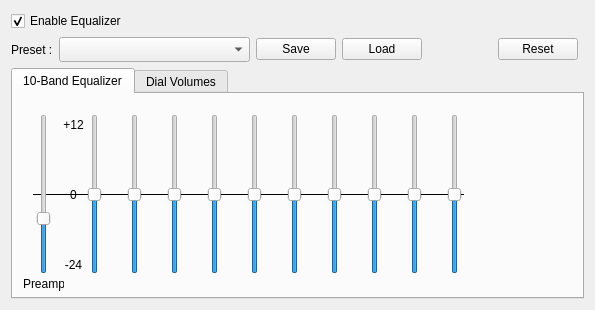
Above: equalizer.ui from dridri/tomahawk-plugin-equalizer before the change. Below: the same form after it.
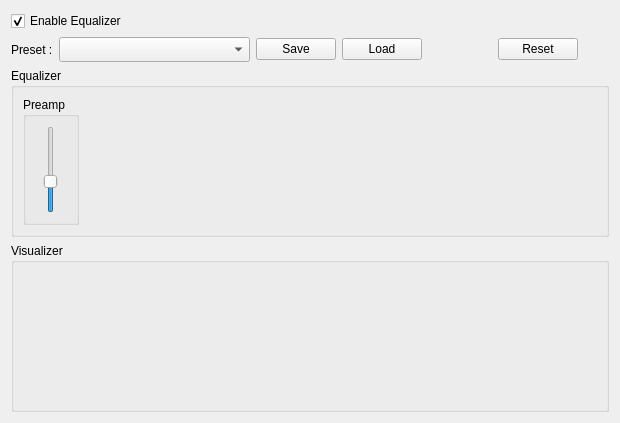
That is the form after the change. Custom widgets are drawn as their Qt base class.

```diff
--- a/equalizer.ui
+++ b/equalizer.ui
@@ -6,15 +6,15 @@
    <rect>
     <x>0</x>
     <y>0</y>
-    <width>486</width>
-    <height>293</height>
+    <width>607</width>
+    <height>404</height>
    </rect>
   </property>
   <property name="windowTitle">
    <string>Form</string>
   </property>
-  <layout class="QGridLayout" name="gridLayout">
-   <item row="1" column="1">
+  <layout class="QGridLayout" name="gridLayout_4">
+   <item row="1" column="1" colspan="2">
     <widget class="QComboBox" name="comboBox">
      <property name="minimumSize">
       <size>
@@ -24,6 +24,68 @@
      </property>
     </widget>
    </item>
+   <item row="2" column="0" colspan="8">
+    <widget class="QGroupBox" name="groupBox">
+     <property name="maximumSize">
+      <size>
+       <width>16777215</width>
+       <height>256</height>
+      </size>
+     </property>
+     <property name="title">
+      <string>Equalizer</string>
+     </property>
+     <layout class="QGridLayout" name="gridLayout_2">
+      <item row="0" column="0">
+       <widget class="QGroupBox" name="groupBox_2">
+        <property name="maximumSize">
+         <size>
+          <width>56</width>
+          <height>16777215</height>
+         </size>
+        </property>
+        <property name="title">
+         <string>Preamp</string>
+        </property>
+        <layout class="QGridLayout" name="gridLayout">
+         <item row="0" column="0">
+          <widget class="QSlider" name="preamp">
+           <property name="minimum">
+            <number>-12</number>
+           </property>
+           <property name="maximum">
+            <number>12</number>
+           </property>
+           <property name="value">
+            <number>-4</number>
+           </property>
+           <property name="orientation">
+            <enum>Qt::Vertical</enum>
+           </property>
+          </widget>
+         </item>
+        </layout>
+       </widget>
+      </item>
+      <item row="0" column="1">
+       <widget class="GraphicEq" name="eq" native="true">
+        <property name="minimumSize">
+         <size>
+          <width>512</width>
+          <height>128</height>
+         </size>
+        </property>
+        <property name="maximumSize">
+         <size>
+          <width>16777215</width>
+          <height>256</height>
+         </size>
+        </property>
+       </widget>
+      </item>
+     </layout>
+    </widget>
+   </item>
    <item row="0" column="0" colspan="2">
     <widget class="QCheckBox" name="enabled">
      <property name="text">
@@ -34,20 +96,6 @@
      </property>
     </widget>
    </item>
-   <item row="1" column="2">
-    <widget class="QPushButton" name="pushButton">
-     <property name="text">
-      <string>Save</string>
-     </property>
-    </widget>
-   </item>
-   <item row="1" column="5">
-    <widget class="QPushButton" name="reset">
-     <property name="text">
-      <string>Reset</string>
-     </property>
-    </widget>
-   </item>
    <item row="1" column="0">
     <widget class="QLabel" name="label">
      <property name="text">
@@ -55,7 +103,21 @@
      </property>
     </widget>
    </item>
-   <item row="1" column="4">
+   <item row="1" column="6">
+    <widget class="QPushButton" name="reset">
+     <property name="text">
+      <string>Reset</string>
+     </property>
+    </widget>
+   </item>
+   <item row="1" column="3">
+    <widget class="QPushButton" name="pushButton">
+     <property name="text">
+      <string>Save</string>
+     </property>
+    </widget>
+   </item>
+   <item row="1" column="5">
     <spacer name="horizontalSpacer">
      <property name="orientation">
       <enum>Qt::Horizontal</enum>
@@ -71,7 +133,7 @@
      </property>
     </spacer>
    </item>
-   <item row="1" column="6">
+   <item row="1" column="7">
     <spacer name="horizontalSpacer_2">
      <property name="orientation">
       <enum>Qt::Horizontal</enum>
@@ -84,483 +146,48 @@
      </property>
     </spacer>
    </item>
-   <item row="1" column="3">
+   <item row="3" column="0" colspan="8">
+    <widget class="QGroupBox" name="groupBox_3">
+     <property name="title">
+      <string>Visualizer</string>
+     </property>
+     <layout class="QGridLayout" name="gridLayout_3">
+      <item row="0" column="0">
+       <widget class="QWidget" name="visualizer" native="true">
+        <property name="sizePolicy">
+         <sizepolicy hsizetype="Expanding" vsizetype="Expanding">
+          <horstretch>0</horstretch>
+          <verstretch>0</verstretch>
+         </sizepolicy>
+        </property>
+        <property name="minimumSize">
+         <size>
+          <width>300</width>
+          <height>128</height>
+         </size>
+        </property>
+       </widget>
+      </item>
+     </layout>
+    </widget>
+   </item>
+   <item row="1" column="4">
     <widget class="QPushButton" name="pushButton_2">
      <property name="text">
       <string>Load</string>
      </property>
     </widget>
    </item>
-   <item row="2" column="0" colspan="7">
-    <widget class="QTabWidget" name="tabWidget">
-     <property name="minimumSize">
-      <size>
-       <width>477</width>
-       <height>231</height>
-      </size>
-     </property>
-     <property name="currentIndex">
-      <number>0</number>
-     </property>
-     <widget class="QWidget" name="tabWidgetPage1_2">
-      <attribute name="title">
-       <string>10-Band Equalizer</string>
-      </attribute>
-      <widget class="QSlider" name="eq_0">
-       <property name="geometry">
-        <rect>
-         <x>70</x>
-         <y>20</y>
-         <width>23</width>
-         <height>160</height>
-        </rect>
-       </property>
-       <property name="minimum">
-        <number>-24</number>
-       </property>
-       <property name="maximum">
-        <number>24</number>
-       </property>
-       <property name="value">
-        <number>0</number>
-       </property>
-       <property name="orientation">
-        <enum>Qt::Vertical</enum>
-       </property>
-      </widget>
-      <widget class="QSlider" name="eq_1">
-       <property name="geometry">
-        <rect>
-         <x>110</x>
-         <y>20</y>
-         <width>23</width>
-         <height>160</height>
-        </rect>
-       </property>
-       <property name="minimum">
-        <number>-24</number>
-       </property>
-       <property name="maximum">
-        <number>24</number>
-       </property>
-       <property name="value">
-        <number>0</number>
-       </property>
-       <property name="orientation">
-        <enum>Qt::Vertical</enum>
-       </property>
-      </widget>
-      <widget class="QSlider" name="eq_2">
-       <property name="geometry">
-        <rect>
-         <x>150</x>
-         <y>20</y>
-         <width>23</width>
-         <height>160</height>
-        </rect>
-       </property>
-       <property name="minimum">
-        <number>-24</number>
-       </property>
-       <property name="maximum">
-        <number>24</number>
-       </property>
-       <property name="value">
-        <number>0</number>
-       </property>
-       <property name="orientation">
-        <enum>Qt::Vertical</enum>
-       </property>
-      </widget>
-      <widget class="QSlider" name="eq_3">
-       <property name="geometry">
-        <rect>
-         <x>190</x>
-         <y>20</y>
-         <width>23</width>
-         <height>160</height>
-        </rect>
-       </property>
-       <property name="minimum">
-        <number>-24</number>
-       </property>
-       <property name="maximum">
-        <number>24</number>
-       </property>
-       <property name="value">
-        <number>0</number>
-       </property>
-       <property name="orientation">
-        <enum>Qt::Vertical</enum>
-       </property>
-      </widget>
-      <widget class="QSlider" name="eq_4">
-       <property name="geometry">
-        <rect>
-         <x>230</x>
-         <y>20</y>
-         <width>23</width>
-         <height>160</height>
-        </rect>
-       </property>
-       <property name="minimum">
-        <number>-24</number>
-       </property>
-       <property name="maximum">
-        <number>24</number>
-       </property>
-       <property name="value">
-        <number>0</number>
-       </property>
-       <property name="orientation">
-        <enum>Qt::Vertical</enum>
-       </property>
-      </widget>
-      <widget class="QSlider" name="eq_5">
-       <property name="geometry">
-        <rect>
-         <x>270</x>
-         <y>20</y>
-         <width>23</width>
-         <height>160</height>
-        </rect>
-       </property>
-       <property name="minimum">
-        <number>-24</number>
-       </property>
-       <property name="maximum">
-        <number>24</number>
-       </property>
-       <property name="value">
-        <number>0</number>
-       </property>
-       <property name="orientation">
-        <enum>Qt::Vertical</enum>
-       </property>
-      </widget>
-      <widget class="QSlider" name="eq_6">
-       <property name="geometry">
-        <rect>
-         <x>310</x>
-         <y>20</y>
-         <width>23</width>
-         <height>160</height>
-        </rect>
-       </property>
-       <property name="minimum">
-        <number>-24</number>
-       </property>
-       <property name="maximum">
-        <number>24</number>
-       </property>
-       <property name="value">
-        <number>0</number>
-       </property>
-       <property name="orientation">
-        <enum>Qt::Vertical</enum>
-       </property>
-      </widget>
-      <widget class="QSlider" name="eq_7">
-       <property name="geometry">
-        <rect>
-         <x>350</x>
-         <y>20</y>
-         <width>23</width>
-         <height>160</height>
-        </rect>
-       </property>
-       <property name="minimum">
-        <number>-24</number>
-       </property>
-       <property name="maximum">
-        <number>24</number>
-       </property>
-       <property name="value">
-        <number>0</number>
-       </property>
-       <property name="orientation">
-        <enum>Qt::Vertical</enum>
-       </property>
-      </widget>
-      <widget class="QSlider" name="eq_8">
-       <property name="geometry">
-        <rect>
-         <x>390</x>
-         <y>20</y>
-         <width>23</width>
-         <height>160</height>
-        </rect>
-       </property>
-       <property name="minimum">
-        <number>-24</number>
-       </property>
-       <property name="maximum">
-        <number>24</number>
-       </property>
-       <property name="value">
-        <number>0</number>
-       </property>
-       <property name="orientation">
-        <enum>Qt::Vertical</enum>
-       </property>
-      </widget>
-      <widget class="QSlider" name="eq_9">
-       <property name="geometry">
-        <rect>
-         <x>430</x>
-         <y>20</y>
-         <width>23</width>
-         <height>160</height>
-        </rect>
-       </property>
-       <property name="minimum">
-        <number>-24</number>
-       </property>
-       <property name="maximum">
-        <number>24</number>
-       </property>
-       <property name="value">
-        <number>0</number>
-       </property>
-       <property name="orientation">
-        <enum>Qt::Vertical</enum>
-       </property>
-      </widget>
-      <widget class="QSlider" name="preamp">
-       <property name="geometry">
-        <rect>
-         <x>20</x>
-         <y>20</y>
-         <width>21</width>
-         <height>160</height>
-        </rect>
-       </property>
-       <property name="minimum">
-        <number>-12</number>
-       </property>
-       <property name="maximum">
-        <number>12</number>
-       </property>
-       <property name="value">
-        <number>-4</number>
-       </property>
-       <property name="orientation">
-        <enum>Qt::Vertical</enum>
-       </property>
-      </widget>
-      <widget class="QLabel" name="label_10">
-       <property name="geometry">
-        <rect>
-         <x>10</x>
-         <y>180</y>
-         <width>41</width>
-         <height>20</height>
-        </rect>
-       </property>
-       <property name="text">
-        <string>Preamp</string>
-       </property>
-      </widget>
-      <widget class="Line" name="line_2">
-       <property name="geometry">
-        <rect>
-         <x>20</x>
-         <y>90</y>
-         <width>431</width>
-         <height>21</height>
-        </rect>
-       </property>
-       <property name="frameShadow">
-        <enum>QFrame::Plain</enum>
-       </property>
-       <property name="lineWidth">
-        <number>1</number>
-       </property>
-       <property name="midLineWidth">
-        <number>0</number>
-       </property>
-       <property name="orientation">
-        <enum>Qt::Horizontal</enum>
-       </property>
-      </widget>
-      <widget class="QLabel" name="label_11">
-       <property name="geometry">
-        <rect>
-         <x>50</x>
-         <y>90</y>
-         <width>21</width>
-         <height>21</height>
-        </rect>
-       </property>
-       <property name="text">
-        <string>0</string>
-       </property>
-       <property name="alignment">
-        <set>Qt::AlignCenter</set>
-       </property>
-      </widget>
-      <widget class="QLabel" name="label_12">
-       <property name="geometry">
-        <rect>
-         <x>50</x>
-         <y>20</y>
-         <width>21</width>
-         <height>21</height>
-        </rect>
-       </property>
-       <property name="text">
-        <string>+12</string>
-       </property>
-       <property name="alignment">
-        <set>Qt::AlignCenter</set>
-       </property>
-      </widget>
-      <widget class="QLabel" name="label_13">
-       <property name="geometry">
-        <rect>
-         <x>50</x>
-         <y>160</y>
-         <width>21</width>
-         <height>21</height>
-        </rect>
-       </property>
-       <property name="text">
-        <string>-24</string>
-       </property>
-       <property name="alignment">
-        <set>Qt::AlignCenter</set>
-       </property>
-      </widget>
-      <zorder>line_2</zorder>
-      <zorder>eq_0</zorder>
-      <zorder>eq_1</zorder>
-      <zorder>eq_2</zorder>
-      <zorder>eq_3</zorder>
-      <zorder>eq_4</zorder>
-      <zorder>eq_5</zorder>
-      <zorder>eq_6</zorder>
-      <zorder>eq_7</zorder>
-      <zorder>eq_8</zorder>
-      <zorder>eq_9</zorder>
-      <zorder>preamp</zorder>
-      <zorder>label_10</zorder>
-      <zorder>label_11</zorder>
-      <zorder>label_12</zorder>
-      <zorder>label_13</zorder>
-     </widget>
-     <widget class="QWidget" name="tab_2">
-      <attribute name="title">
-       <string>Dial Volumes</string>
-      </attribute>
-      <widget class="QDial" name="dial_5">
-       <property name="geometry">
-        <rect>
-         <x>10</x>
-         <y>60</y>
-         <width>71</width>
-         <height>71</height>
-        </rect>
-       </property>
-      </widget>
-      <widget class="QDial" name="dial_6">
-       <property name="geometry">
-        <rect>
-         <x>130</x>
-         <y>40</y>
-         <width>101</width>
-         <height>101</height>
-        </rect>
-       </property>
-      </widget>
-      <widget class="QDial" name="dial_7">
-       <property name="geometry">
-        <rect>
-         <x>240</x>
-         <y>50</y>
-         <width>101</width>
-         <height>91</height>
-        </rect>
-       </property>
-      </widget>
-      <widget class="QDial" name="dial_8">
-       <property name="geometry">
-        <rect>
-         <x>350</x>
-         <y>40</y>
-         <width>101</width>
-         <height>101</height>
-        </rect>
-       </property>
-      </widget>
-      <widget class="QLabel" name="label_14">
-       <property name="geometry">
-        <rect>
-         <x>10</x>
-         <y>130</y>
-         <width>71</width>
-         <height>20</height>
-        </rect>
-       </property>
-       <property name="text">
-        <string>Preamp</string>
-       </property>
-       <property name="alignment">
-        <set>Qt::AlignCenter</set>
-       </property>
-      </widget>
-      <widget class="QLabel" name="label_15">
-       <property name="geometry">
-        <rect>
-         <x>130</x>
-         <y>140</y>
-         <width>101</width>
-         <height>20</height>
-        </rect>
-       </property>
-       <property name="text">
-        <string>Bass</string>
-       </property>
-       <property name="alignment">
-        <set>Qt::AlignCenter</set>
-       </property>
-      </widget>
-      <widget class="QLabel" name="label_16">
-       <property name="geometry">
-        <rect>
-         <x>240</x>
-         <y>140</y>
-         <width>101</width>
-         <height>20</height>
-        </rect>
-       </property>
-       <property name="text">
-        <string>Medium</string>
-       </property>
-       <property name="alignment">
-        <set>Qt::AlignCenter</set>
-       </property>
-      </widget>
-      <widget class="QLabel" name="label_17">
-       <property name="geometry">
-        <rect>
-         <x>350</x>
-         <y>140</y>
-         <width>101</width>
-         <height>20</height>
-        </rect>
-       </property>
-       <property name="text">
-        <string>Trebble</string>
-       </property>
-       <property name="alignment">
-        <set>Qt::AlignCenter</set>
-       </property>
-      </widget>
-     </widget>
-    </widget>
-   </item>
   </layout>
  </widget>
+ <customwidgets>
+  <customwidget>
+   <class>GraphicEq</class>
+   <extends>QWidget</extends>
+   <header>GraphicEq.h</header>
+   <container>1</container>
+  </customwidget>
+ </customwidgets>
  <resources/>
  <connections/>
 </ui>
```
